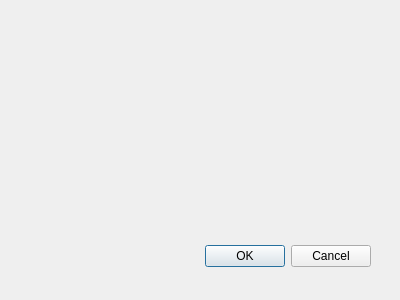
The window that my_plugin_dialog_base.ui (Methode-virtuelle-pur/Plugin_Qgis) describes before a commit, drawn with Qt 5.
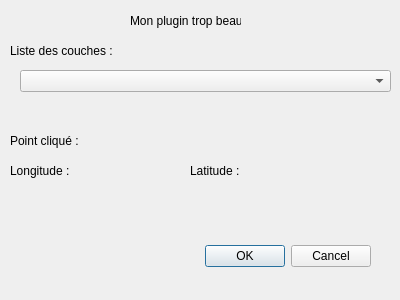
The same window after the commit.

```diff
--- a/my_plugin_dialog_base.ui
+++ b/my_plugin_dialog_base.ui
@@ -28,6 +28,81 @@
     <set>QDialogButtonBox::Cancel|QDialogButtonBox::Ok</set>
    </property>
   </widget>
+  <widget class="QComboBox" name="ponctuelle">
+   <property name="geometry">
+    <rect>
+     <x>20</x>
+     <y>70</y>
+     <width>371</width>
+     <height>22</height>
+    </rect>
+   </property>
+  </widget>
+  <widget class="QLabel" name="label">
+   <property name="geometry">
+    <rect>
+     <x>130</x>
+     <y>10</y>
+     <width>111</width>
+     <height>21</height>
+    </rect>
+   </property>
+   <property name="text">
+    <string>Mon plugin trop beau</string>
+   </property>
+  </widget>
+  <widget class="QLabel" name="label_2">
+   <property name="geometry">
+    <rect>
+     <x>10</x>
+     <y>40</y>
+     <width>111</width>
+     <height>21</height>
+    </rect>
+   </property>
+   <property name="text">
+    <string>Liste des couches :</string>
+   </property>
+  </widget>
+  <widget class="QLabel" name="label_3">
+   <property name="geometry">
+    <rect>
+     <x>10</x>
+     <y>130</y>
+     <width>111</width>
+     <height>21</height>
+    </rect>
+   </property>
+   <property name="text">
+    <string>Point cliqué :</string>
+   </property>
+  </widget>
+  <widget class="QLabel" name="longitude">
+   <property name="geometry">
+    <rect>
+     <x>10</x>
+     <y>160</y>
+     <width>111</width>
+     <height>21</height>
+    </rect>
+   </property>
+   <property name="text">
+    <string>Longitude : </string>
+   </property>
+  </widget>
+  <widget class="QLabel" name="latitude">
+   <property name="geometry">
+    <rect>
+     <x>190</x>
+     <y>160</y>
+     <width>111</width>
+     <height>21</height>
+    </rect>
+   </property>
+   <property name="text">
+    <string>Latitude :</string>
+   </property>
+  </widget>
  </widget>
  <resources/>
  <connections>
```
Left out of the diff: 41 changed lines with no effect on the pictures.
